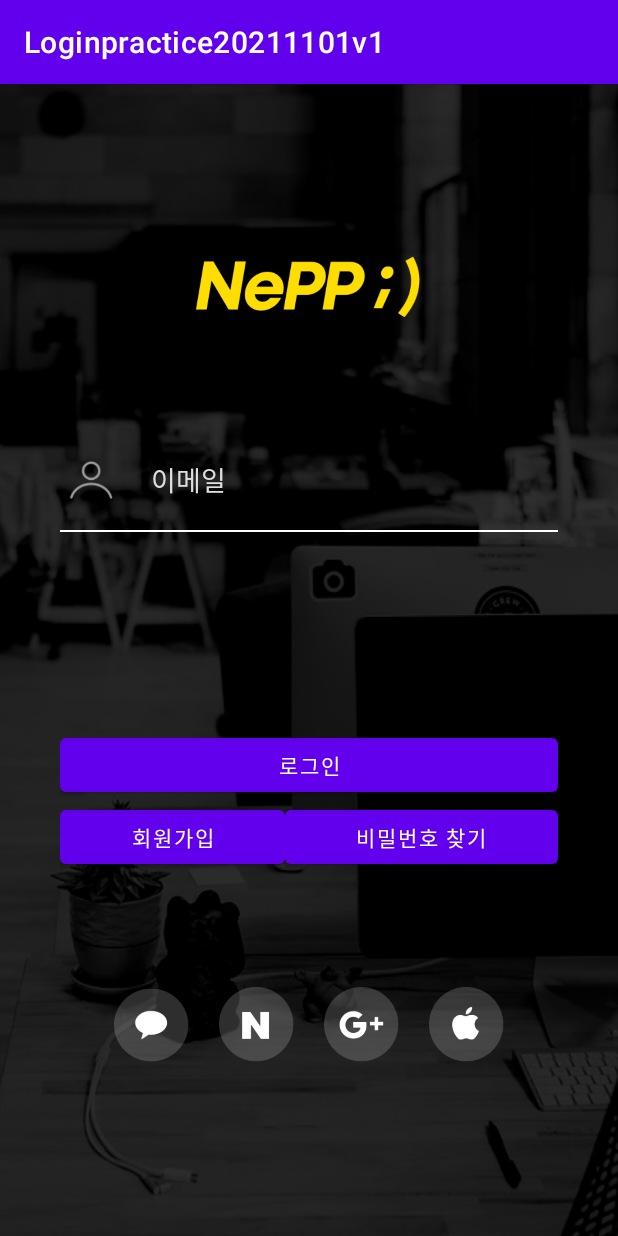
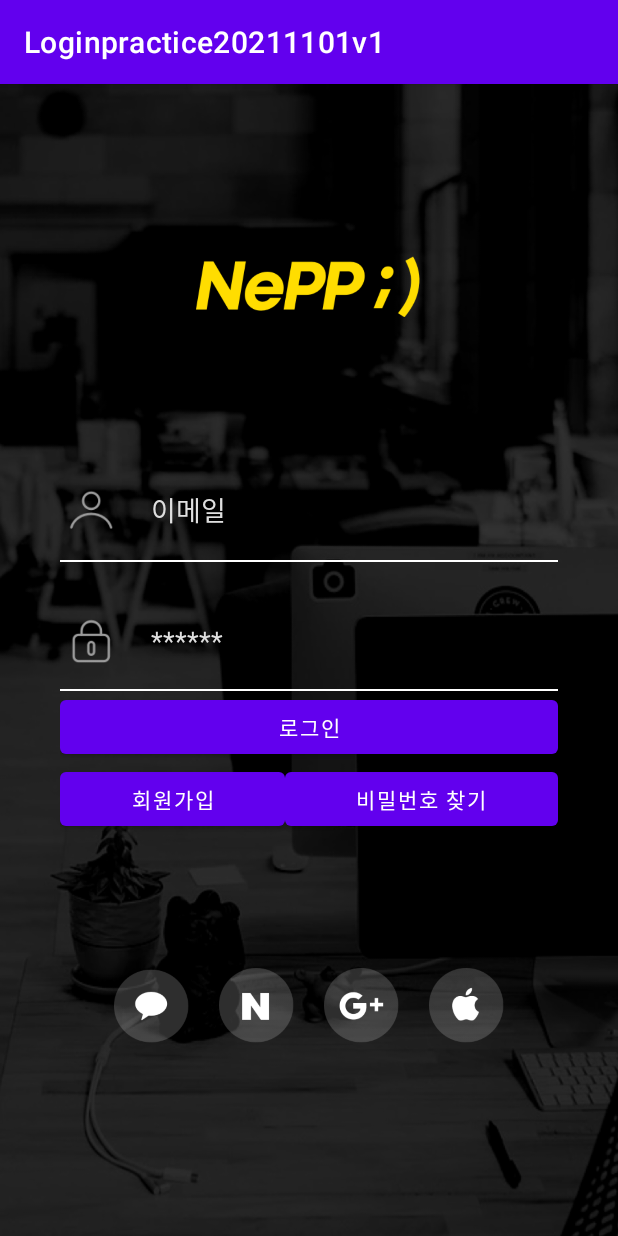
Before and after one commit to Ahhyun234/Loginpractice20211101v1, an Android app: the screen it shows after launch (MainActivity), on a phone screen of 412 x 824 dp. Run offline under Robolectric (Android 15) with nearby library versions, the phone set to English and light mode, and no system bars.

Commit message:
이메일 입력칸 배치 -Textview를 줄긋는 용도로 사용 함 -이메일과 비번은 Weight이 아닌 margin 을 사용함 -

```diff
--- a/app/src/main/res/layout/activity_main.xml
+++ b/app/src/main/res/layout/activity_main.xml
@@ -29,7 +29,7 @@
             android:layout_width="match_parent"
             android:layout_height="wrap_content"
             android:orientation="vertical"
-            android:layout_weight="1">
+            android:layout_marginTop="20dp">
 
             <LinearLayout
                 android:layout_width="match_parent"
@@ -49,7 +49,8 @@
                     android:textColor="@color/white"
                     android:textColorHint="#dfdfdf"
                     android:layout_margin="20dp"
-                    android:background="#00000000"/>
+                    android:background="#00000000"
+                    android:inputType="textEmailAddress"/>
 
             </LinearLayout>
 
@@ -60,6 +61,42 @@
 
 
         </LinearLayout>
+    <LinearLayout
+        android:layout_width="match_parent"
+        android:layout_height="wrap_content"
+        android:orientation="vertical"
+        android:layout_marginTop="20dp">
+
+        <LinearLayout
+            android:layout_width="match_parent"
+            android:layout_height="wrap_content"
+            android:orientation="horizontal"
+            android:gravity="center_vertical">
+            <ImageView
+                android:layout_width="30dp"
+                android:layout_height="30dp"
+                android:layout_margin="5dp"
+                android:src="@drawable/password_icon" />
+
+            <EditText
+                android:layout_width="match_parent"
+                android:layout_height="wrap_content"
+                android:hint="******"
+                android:textColor="@color/white"
+                android:textColorHint="#dfdfdf"
+                android:layout_margin="20dp"
+                android:background="#00000000"
+                android:inputType="textPassword"/>
+
+        </LinearLayout>
+
+        <TextView
+            android:layout_width="match_parent"
+            android:layout_height="1dp"
+            android:background="#ffffff"/>
+
+
+    </LinearLayout>
 
 
 
```
